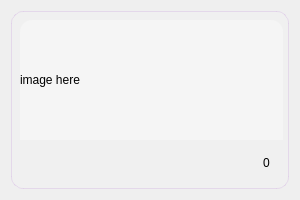
Above: python_application/gui/ui_files/widgets/image_widget.ui from MohammadIbraheem71/Image_filter_applicator before the change. Below: the same form after it.
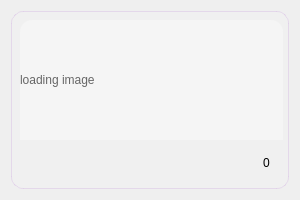
That is the form after the change. Icons and pictures are not drawn.

Patch:
```diff
--- a/python_application/gui/ui_files/widgets/image_widget.ui
+++ b/python_application/gui/ui_files/widgets/image_widget.ui
@@ -55,6 +55,7 @@
     background-color: #f5f5f5;
     /* Force the label to clip its contents to the border radius */
     border: none;
+	color: #666;
 }
 
 QWidget#sub_widget QWidget#img_info {
@@ -91,7 +92,7 @@
          </size>
         </property>
         <property name="text">
-         <string>image here</string>
+         <string>loading image</string>
         </property>
         <property name="scaledContents">
          <bool>false</bool>
```
Left out of the diff: 10 changed lines with no effect on the pictures.
